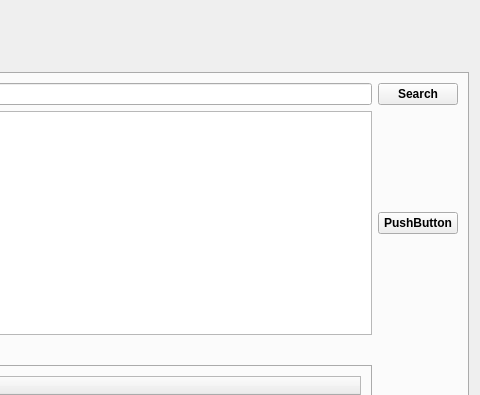
This is archcentral/ui/designer/packagemanager.ui in szabatoro/archcentral-thesis as Qt 5 draws it before an edit; both pictures show x 447 to 927 and y 0 to 395 of the 927 by 623 pixel window. The edited form follows.
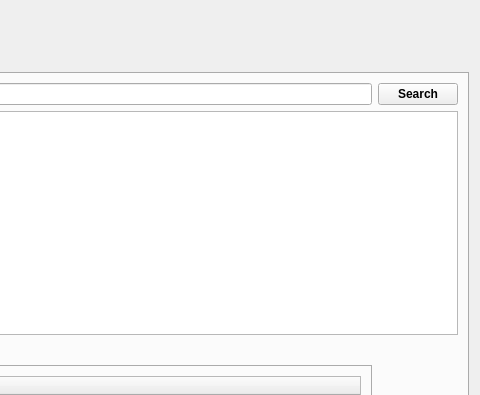
This is the edited form.

Commit message: removed unused button from package manager ui

Patch:
```diff
--- a/archcentral/ui/designer/packagemanager.ui
+++ b/archcentral/ui/designer/packagemanager.ui
@@ -118,8 +118,6 @@
         </widget>
        </item>
        <item>
-        <layout class="QHBoxLayout" name="package_list_layout">
-         <item>
           <widget class="QTableView" name="package_list_table">
            <property name="selectionBehavior">
             <enum>QAbstractItemView::SelectionBehavior::SelectRows</enum>
@@ -131,19 +129,6 @@
             <bool>false</bool>
            </attribute>
           </widget>
-         </item>
-         <item>
-          <layout class="QVBoxLayout" name="package_list_options_layout">
-           <item>
-            <widget class="QPushButton" name="pushButton_2">
-             <property name="text">
-              <string>PushButton</string>
-             </property>
-            </widget>
-           </item>
-          </layout>
-         </item>
-        </layout>
        </item>
        <item>
         <layout class="QHBoxLayout" name="operations_layout">
```
Lines whose indentation alone changed are shown as unchanged. The commit also changes 1 other file.
